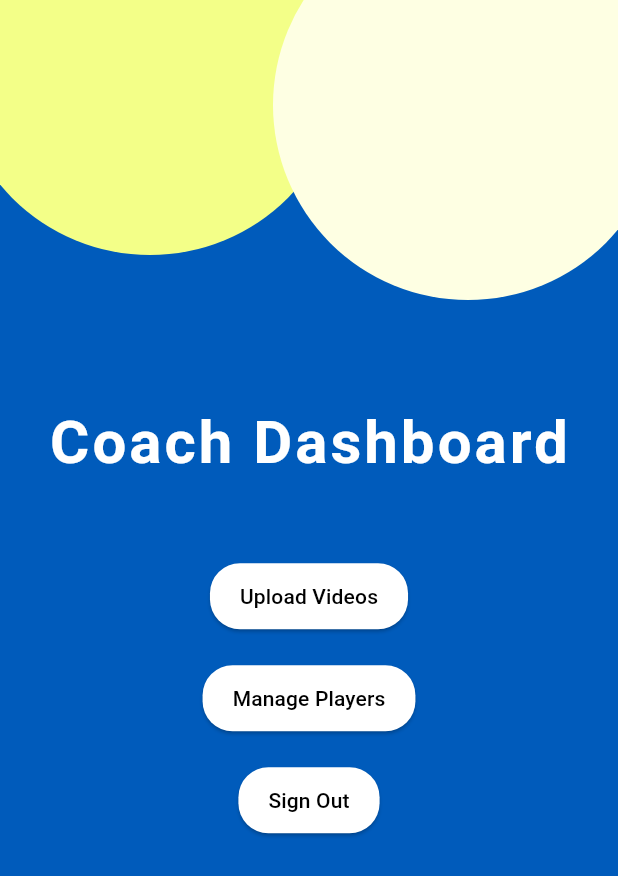
After one commit to FayrouzMahmoudOraby/Refine, a Flutter app: the CoachDashboardPage screen opened directly, on a phone screen of 412 x 824 dp. The commit adds this screen. Shown: the top 876 px of the screen. Run offline on Flutter 3.47's test engine with Material 3 defaults, Android fonts, the phone set to English and light mode, and no system bars; our stand-ins replace file_picker.

Commit message:
Player & Coach Dashboards

```diff
--- /dev/null
+++ b/lib/pages/coach_landing.dart
@@ -0,0 +1,98 @@
+import 'package:flutter/material.dart';
+import '../widgets/custom_button.dart';
+import '../pages/video_upload_page.dart';
+import '../pages/CoachPlayerPage.dart';
+
+class CoachDashboardPage extends StatelessWidget {
+  @override
+  Widget build(BuildContext context) {
+    return Scaffold(
+      backgroundColor: Color(0xFF005BBB),
+      body: Stack(
+        children: [
+          Positioned(top: -90, left: -30, child: halfCircle2()),
+          Positioned(top: -60, right: -30, child: halfCircle()),
+          Center(
+            child: SingleChildScrollView(
+              child: Column(
+                mainAxisSize: MainAxisSize.min,
+                children: [
+                  Text(
+                    "Coach Dashboard",
+                    style: TextStyle(
+                      fontSize: 40, // Slightly smaller than login page
+                      fontWeight: FontWeight.bold,
+                      color: Colors.white,
+                      letterSpacing: 2,
+                    ),
+                  ),
+                  const SizedBox(height: 50),
+
+                  // First button - Upload Videos
+                  CustomButton(
+                    text: "Upload Videos",
+                    onPressed: () {
+                      // Navigate to video upload page
+                      Navigator.push(
+                        context,
+                        MaterialPageRoute(builder: (context) => VideoUploadPage()),
+                      );
+                    },
+                  ),
+
+                  const SizedBox(height: 20),
+
+                  // Second button - Manage Players
+                  CustomButton(
+                    text: "Manage Players",
+                    onPressed: () {
+                      // Navigate to player management page
+                       Navigator.push(
+                         context,
+                         MaterialPageRoute(builder: (context) => CoachPlayerPage()),
+                      );
+                    },
+                  ),
+
+                  const SizedBox(height: 20),
+
+                  // Optional: Add a sign out button
+                  CustomButton(
+                    text: "Sign Out",
+                    onPressed: () {
+                      Navigator.popUntil(context, (route) => route.isFirst);
+                    },
+                    bgColor: Colors.white,
+                    textColor: Colors.black,
+                  ),
+                ],
+              ),
+            ),
+          ),
+        ],
+      ),
+    );
+  }
+
+  Widget halfCircle() {
+    return Container(
+      width: 260,
+      height: 260,
+      decoration: BoxDecoration(
+        color: const Color.fromARGB(255, 254, 255, 227),
+        shape: BoxShape.circle,
+      ),
+    );
+  }
+
+  Widget halfCircle2() {
+    return Container(
+      width: 260,
+      height: 260,
+      decoration: BoxDecoration(
+        color: const Color.fromARGB(255, 243, 255, 136),
+        shape: BoxShape.circle,
+      ),
+    );
+  }
+}
```
Also changed, not shown: lib/pages/playerdashboardpage.dart (added, +88 -0 lines), lib/pages/signin_page.dart (+38 -15 lines), 6 other files.
